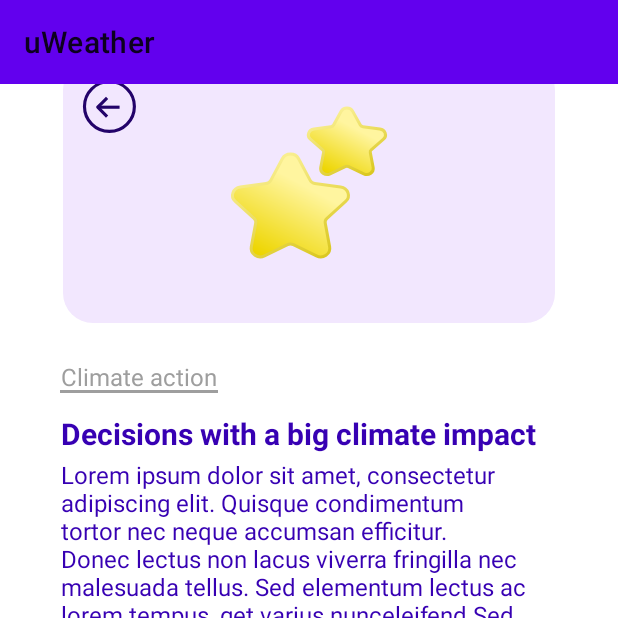
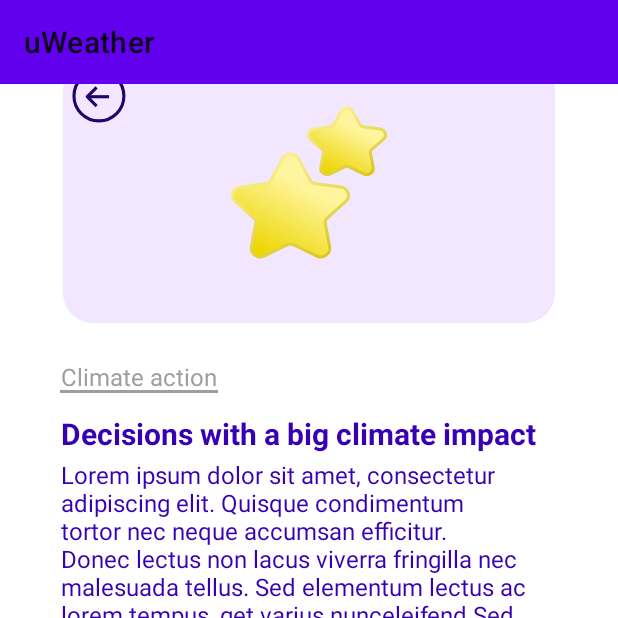
Before and after one commit to antonsvaren/DAT257-DIT257-MANDALORE, an Android app: the fragment ClimateActionFragment placed in its activity, on a phone screen of 412 x 824 dp, the top half of it. Run offline under Robolectric (Android 15) with nearby library versions, the phone set to English and light mode, and no system bars; our stand-ins replace navigation-ui.

Commit message:
update climate page background images

```diff
--- /dev/null
+++ b/uWeather/app/src/main/res/drawable/arrow_only.xml
@@ -0,0 +1,18 @@
+<vector xmlns:android="http://schemas.android.com/apk/res/android"
+    android:width="16dp"
+    android:height="15dp"
+    android:viewportWidth="16"
+    android:viewportHeight="15">
+  <path
+      android:pathData="M2.195,7.474L15.712,7.474"
+      android:strokeLineJoin="round"
+      android:strokeWidth="2.08134"
+      android:fillColor="#00000000"
+      android:strokeColor="#23036A"/>
+  <path
+      android:pathData="M7.395,1.236C4.958,3.672 3.592,5.038 1.156,7.474L7.395,13.713"
+      android:strokeLineJoin="round"
+      android:strokeWidth="2.08134"
+      android:fillColor="#00000000"
+      android:strokeColor="#23036A"/>
+</vector>
--- /dev/null
+++ b/uWeather/app/src/main/res/drawable/back_arrow.xml
@@ -0,0 +1,25 @@
+<vector xmlns:android="http://schemas.android.com/apk/res/android"
+    android:width="36dp"
+    android:height="36dp"
+    android:viewportWidth="36"
+    android:viewportHeight="36">
+  <path
+      android:pathData="M11.195,18.474L24.712,18.474"
+      android:strokeLineJoin="round"
+      android:strokeWidth="2.08134"
+      android:fillColor="#00000000"
+      android:strokeColor="#23036A"/>
+  <path
+      android:pathData="M16.395,12.236C13.958,14.672 12.592,16.038 10.156,18.474L16.395,24.713"
+      android:strokeLineJoin="round"
+      android:strokeWidth="2.08134"
+      android:fillColor="#00000000"
+      android:strokeColor="#23036A"/>
+  <path
+      android:pathData="M17.954,17.954m0,16.636a16.636,16.636 45,1 1,0 -33.272a16.636,16.636 135,1 1,0 33.272"
+      android:strokeLineJoin="round"
+      android:strokeWidth="2.08134"
+      android:fillColor="#00000000"
+      android:strokeColor="#23036A"/>
+
+</vector>
--- a/uWeather/app/src/main/res/drawable/cause_of_climate_change_icons_info.xml
+++ b/uWeather/app/src/main/res/drawable/cause_of_climate_change_info.xml
@@ -88,22 +88,4 @@
       </aapt:attr>
     </path>
   </group>
-  <path
-      android:pathData="M28.95,28.95m0,16.64a16.64,16.64 45,1 1,0 -33.27a16.64,16.64 135,1 1,0 33.27"
-      android:strokeLineJoin="round"
-      android:strokeWidth="2.08134"
-      android:fillColor="#00000000"
-      android:strokeColor="#23036A"/>
-  <path
-      android:pathData="M22.2,29.47L35.71,29.47"
-      android:strokeLineJoin="round"
-      android:strokeWidth="2.08134"
-      android:fillColor="#00000000"
-      android:strokeColor="#23036A"/>
-  <path
-      android:pathData="M27.39,23.24C24.96,25.67 23.59,27.04 21.16,29.47L27.39,35.71"
-      android:strokeLineJoin="round"
-      android:strokeWidth="2.08134"
-      android:fillColor="#00000000"
-      android:strokeColor="#23036A"/>
 </vector>
--- a/uWeather/app/src/main/res/drawable/climate_action_icon.xml
+++ /dev/null
@@ -1,80 +0,0 @@
-<vector xmlns:android="http://schemas.android.com/apk/res/android"
-    xmlns:aapt="http://schemas.android.com/aapt"
-    android:width="328dp"
-    android:height="175dp"
-    android:viewportWidth="328"
-    android:viewportHeight="175">
-  <path
-      android:pathData="M20,0L308,0A20,20 0,0 1,328 20L328,155A20,20 0,0 1,308 175L20,175A20,20 0,0 1,0 155L0,20A20,20 0,0 1,20 0z"
-      android:fillColor="#F2E7FE"/>
-  <path
-      android:pathData="M198.21,43.3L193.16,34.17C192.34,32.69 190.77,32 189.29,32C187.82,32 186.25,32.69 185.43,34.17L180.38,43.3C180.06,43.87 179.42,44.31 178.62,44.41L167.32,45.88C165.6,46.1 164.32,47.17 163.82,48.55C163.31,49.94 163.63,51.55 164.94,52.69L173.12,59.79C173.65,60.26 173.86,60.89 173.75,61.48L171.82,71.51C171.5,73.19 172.35,74.64 173.59,75.44C174.82,76.24 176.51,76.46 178.06,75.73L188.17,71C188.87,70.67 189.72,70.67 190.42,71L200.52,75.73C202.08,76.46 203.77,76.24 205,75.44C206.24,74.64 207.09,73.19 206.77,71.51L204.84,61.48C204.73,60.89 204.93,60.26 205.47,59.79L213.65,52.69C214.96,51.55 215.28,49.94 214.77,48.55C214.27,47.17 212.99,46.1 211.27,45.88L199.97,44.41C199.17,44.31 198.53,43.87 198.21,43.3Z"
-      android:strokeWidth="2">
-    <aapt:attr name="android:fillColor">
-      <gradient
-          android:startX="196.03"
-          android:startY="46.05"
-          android:endX="179.94"
-          android:endY="76.75"
-          android:type="linear">
-        <item android:offset="0" android:color="#FFFFF59F"/>
-        <item android:offset="1" android:color="#FFEDD500"/>
-      </gradient>
-    </aapt:attr>
-    <aapt:attr name="android:strokeColor">
-      <gradient
-          android:startX="170.76"
-          android:startY="29.99"
-          android:endX="199.83"
-          android:endY="92.89"
-          android:type="linear">
-        <item android:offset="0" android:color="#FFFFF6A6"/>
-        <item android:offset="1" android:color="#FFD1BC00"/>
-      </gradient>
-    </aapt:attr>
-  </path>
-  <path
-      android:pathData="M164.78,80.08L157.08,65.71C155.95,63.6 153.76,62.58 151.65,62.58C149.53,62.58 147.34,63.6 146.21,65.71L138.51,80.08C137.93,81.16 136.8,81.94 135.44,82.12L118.22,84.43C115.77,84.76 114,86.33 113.31,88.27C112.62,90.22 113.05,92.51 114.87,94.14L127.33,105.33C128.28,106.18 128.69,107.39 128.47,108.54L125.53,124.34C125.09,126.7 126.24,128.76 127.98,129.93C129.72,131.09 132.12,131.42 134.32,130.35L149.72,122.89C150.92,122.31 152.37,122.31 153.57,122.89L168.97,130.35C171.18,131.42 173.57,131.09 175.31,129.93C177.06,128.76 178.2,126.7 177.76,124.34L174.82,108.54C174.6,107.39 175.01,106.18 175.97,105.33L188.42,94.14C190.24,92.51 190.67,90.22 189.98,88.27C189.3,86.33 187.52,84.76 185.07,84.43L167.86,82.12C166.5,81.94 165.36,81.16 164.78,80.08Z"
-      android:strokeWidth="2">
-    <aapt:attr name="android:fillColor">
-      <gradient
-          android:startX="161.91"
-          android:startY="84.14"
-          android:endX="136.1"
-          android:endY="131.78"
-          android:type="linear">
-        <item android:offset="0" android:color="#FFFFF59F"/>
-        <item android:offset="1" android:color="#FFEDD500"/>
-      </gradient>
-    </aapt:attr>
-    <aapt:attr name="android:strokeColor">
-      <gradient
-          android:startX="123.41"
-          android:startY="58.83"
-          android:endX="170.16"
-          android:endY="156.73"
-          android:type="linear">
-        <item android:offset="0" android:color="#FFFFF6A6"/>
-        <item android:offset="1" android:color="#FFD1BC00"/>
-      </gradient>
-    </aapt:attr>
-  </path>
-  <path
-      android:pathData="M28.95,28.95m0,16.64a16.64,16.64 45,1 1,0 -33.27a16.64,16.64 135,1 1,0 33.27"
-      android:strokeLineJoin="round"
-      android:strokeWidth="2.08134"
-      android:fillColor="#00000000"
-      android:strokeColor="#23036A"/>
-  <path
-      android:pathData="M22.2,29.47L35.71,29.47"
-      android:strokeLineJoin="round"
-      android:strokeWidth="2.08134"
-      android:fillColor="#00000000"
-      android:strokeColor="#23036A"/>
-  <path
-      android:pathData="M27.39,23.24C24.96,25.67 23.59,27.04 21.16,29.47L27.39,35.71"
-      android:strokeLineJoin="round"
-      android:strokeWidth="2.08134"
-      android:fillColor="#00000000"
-      android:strokeColor="#23036A"/>
-</vector>
--- /dev/null
+++ b/uWeather/app/src/main/res/drawable/climate_action_info.xml
@@ -0,0 +1,62 @@
+<vector xmlns:android="http://schemas.android.com/apk/res/android"
+    xmlns:aapt="http://schemas.android.com/aapt"
+    android:width="328dp"
+    android:height="175dp"
+    android:viewportWidth="328"
+    android:viewportHeight="175">
+  <path
+      android:pathData="M20,0L308,0A20,20 0,0 1,328 20L328,155A20,20 0,0 1,308 175L20,175A20,20 0,0 1,0 155L0,20A20,20 0,0 1,20 0z"
+      android:fillColor="#F2E7FE"/>
+  <path
+      android:pathData="M198.21,43.3L197.34,43.78L198.21,43.3L193.16,34.17C192.34,32.69 190.77,32 189.29,32C187.82,32 186.25,32.69 185.43,34.17L180.38,43.3C180.06,43.87 179.42,44.31 178.62,44.41L167.32,45.88C165.6,46.1 164.32,47.17 163.82,48.55C163.31,49.94 163.63,51.55 164.94,52.69L173.12,59.79C173.65,60.26 173.86,60.89 173.75,61.48L171.82,71.51C171.5,73.19 172.35,74.64 173.59,75.44C174.82,76.24 176.51,76.46 178.06,75.73L188.17,71C188.87,70.67 189.72,70.67 190.42,71L200.52,75.73C202.08,76.46 203.77,76.24 205,75.44C206.24,74.64 207.09,73.19 206.77,71.51L204.84,61.48C204.73,60.89 204.93,60.26 205.47,59.79L213.65,52.69C214.96,51.55 215.28,49.94 214.77,48.55C214.27,47.17 212.99,46.1 211.27,45.88L199.97,44.41C199.17,44.31 198.53,43.87 198.21,43.3Z"
+      android:strokeWidth="2">
+    <aapt:attr name="android:fillColor">
+      <gradient
+          android:startX="196.03"
+          android:startY="46.05"
+          android:endX="179.94"
+          android:endY="76.75"
+          android:type="linear">
+        <item android:offset="0" android:color="#FFFFF59F"/>
+        <item android:offset="1" android:color="#FFEDD500"/>
+      </gradient>
+    </aapt:attr>
+    <aapt:attr name="android:strokeColor">
+      <gradient
+          android:startX="170.76"
+          android:startY="29.99"
+          android:endX="199.83"
+          android:endY="92.89"
+          android:type="linear">
+        <item android:offset="0" android:color="#FFFFF6A6"/>
+        <item android:offset="1" android:color="#FFD1BC00"/>
+      </gradient>
+    </aapt:attr>
+  </path>
+  <path
+      android:pathData="M157.08,65.71C155.95,63.6 153.76,62.58 151.65,62.58C149.53,62.58 147.34,63.6 146.21,65.71L138.51,80.08C137.93,81.16 136.8,81.94 135.44,82.12L118.22,84.43C115.77,84.76 114,86.33 113.31,88.27C112.62,90.22 113.05,92.51 114.87,94.14L127.33,105.33C128.28,106.18 128.69,107.39 128.47,108.54L125.53,124.34C125.09,126.7 126.24,128.76 127.98,129.93C129.72,131.09 132.12,131.42 134.32,130.35L149.72,122.89C150.92,122.31 152.37,122.31 153.57,122.89L168.97,130.35C171.18,131.42 173.57,131.09 175.31,129.93C177.06,128.76 178.2,126.7 177.76,124.34L174.82,108.54C174.6,107.39 175.01,106.18 175.97,105.33L188.42,94.14C190.24,92.51 190.67,90.22 189.98,88.27C189.3,86.33 187.52,84.76 185.07,84.43L167.86,82.12C166.5,81.94 165.36,81.16 164.78,80.08L157.08,65.71Z"
+      android:strokeWidth="2">
+    <aapt:attr name="android:fillColor">
+      <gradient
+          android:startX="161.91"
+          android:startY="84.14"
+          android:endX="136.1"
+          android:endY="131.78"
+          android:type="linear">
+        <item android:offset="0" android:color="#FFFFF59F"/>
+        <item android:offset="1" android:color="#FFEDD500"/>
+      </gradient>
+    </aapt:attr>
+    <aapt:attr name="android:strokeColor">
+      <gradient
+          android:startX="123.41"
+          android:startY="58.83"
+          android:endX="170.16"
+          android:endY="156.73"
+          android:type="linear">
+        <item android:offset="0" android:color="#FFFFF6A6"/>
+        <item android:offset="1" android:color="#FFD1BC00"/>
+      </gradient>
+    </aapt:attr>
+  </path>
+</vector>
--- a/uWeather/app/src/main/res/layout/climate_action_info.xml
+++ b/uWeather/app/src/main/res/layout/climate_action_info.xml
@@ -9,7 +9,7 @@
         android:layout_height="wrap_content"
         android:layout_gravity="center_horizontal"
         android:layout_marginTop="40dp"
-        android:src="@drawable/climate_action_icon" />
+        android:src="@drawable/climate_action_info" />
 
     <ImageButton
         android:id="@+id/buttonBack"
@@ -18,7 +18,7 @@
         android:layout_marginTop="46dp"
         android:layout_marginLeft="48dp"
         android:background="@color/purple_100"
-        android:src="@drawable/arrow" />
+        android:src="@drawable/back_arrow" />
 
     <TextView
         android:layout_width="330dp"
--- a/uWeather/app/src/main/res/layout/climate_cause_info.xml
+++ b/uWeather/app/src/main/res/layout/climate_cause_info.xml
@@ -9,7 +9,7 @@
         android:layout_height="wrap_content"
         android:layout_gravity="center_horizontal"
         android:layout_marginTop="40dp"
-        android:src="@drawable/cause_of_climate_change_icons_info" />
+        android:src="@drawable/cause_of_climate_change_info" />
 
     <ImageButton
         android:id="@+id/buttonBack"
@@ -18,7 +18,7 @@
         android:layout_marginTop="46dp"
         android:layout_marginLeft="48dp"
         android:background="@color/purple_100"
-        android:src="@drawable/arrow" />
+        android:src="@drawable/back_arrow" />
 
     <TextView
         android:layout_width="330dp"
--- a/uWeather/app/src/main/res/layout/climate_change_info.xml
+++ b/uWeather/app/src/main/res/layout/climate_change_info.xml
@@ -18,7 +18,7 @@
         android:layout_marginTop="46dp"
         android:layout_marginLeft="48dp"
         android:background="@color/purple_100"
-        android:src="@drawable/arrow" />
+        android:src="@drawable/back_arrow" />
 
     <TextView
         android:layout_width="330dp"
```
